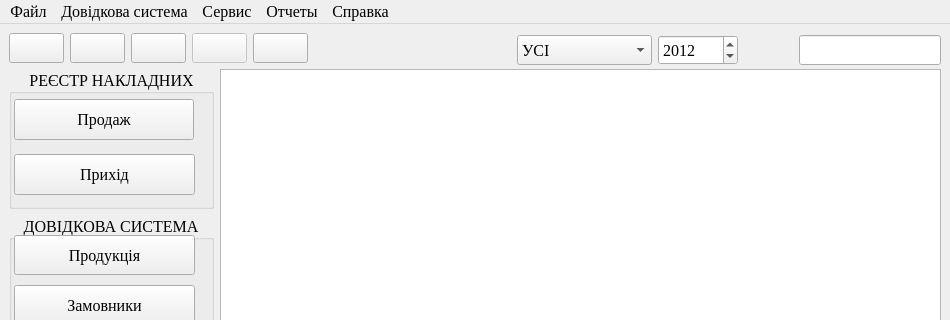
The window that mainwindow.ui (andrboyko/zbyt) describes before a commit, drawn with Qt 5; both pictures show x 0 to 950 and y 0 to 320 of the 950 by 600 pixel window.
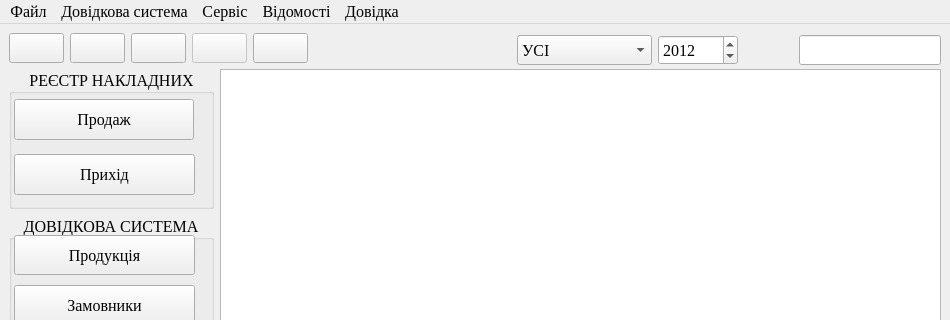
The same window after the commit. Icons and pictures are not drawn.

The edit to the form file:
```diff
--- a/mainwindow.ui
+++ b/mainwindow.ui
@@ -694,18 +694,18 @@
    </widget>
    <widget class="QMenu" name="menu_4">
     <property name="title">
-     <string>Сервис</string>
+     <string>Сервіс</string>
     </property>
    </widget>
    <widget class="QMenu" name="menu_5">
     <property name="title">
-     <string>Отчеты</string>
+     <string>Відомості</string>
     </property>
     <addaction name="action_3"/>
    </widget>
    <widget class="QMenu" name="menu_6">
     <property name="title">
-     <string>Справка</string>
+     <string>Довідка</string>
     </property>
    </widget>
    <addaction name="menu"/>
```
Left out of the diff: 6 changed lines with no effect on the pictures.
